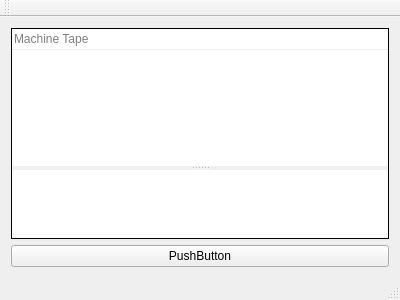
The window that TuringMachine/mainwindow.ui (RicardoBusta/teoria-computacao-ufc) describes before a commit, drawn with Qt 5.
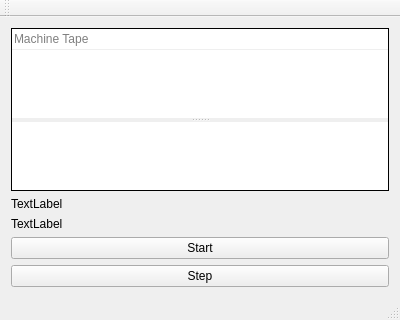
The same window after the commit.

```diff
--- a/TuringMachine/mainwindow.ui
+++ b/TuringMachine/mainwindow.ui
@@ -138,9 +138,30 @@
      </widget>
     </item>
     <item>
-     <widget class="QPushButton" name="pushButton">
+     <widget class="QLabel" name="label">
       <property name="text">
-       <string>PushButton</string>
+       <string>TextLabel</string>
+      </property>
+     </widget>
+    </item>
+    <item>
+     <widget class="QLabel" name="label_2">
+      <property name="text">
+       <string>TextLabel</string>
+      </property>
+     </widget>
+    </item>
+    <item>
+     <widget class="QPushButton" name="machine_start">
+      <property name="text">
+       <string>Start</string>
+      </property>
+     </widget>
+    </item>
+    <item>
+     <widget class="QPushButton" name="machine_step">
+      <property name="text">
+       <string>Step</string>
       </property>
      </widget>
     </item>
```
